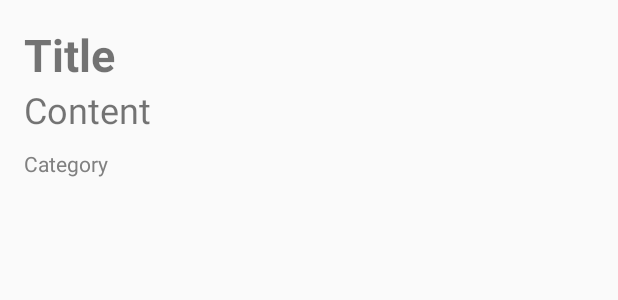
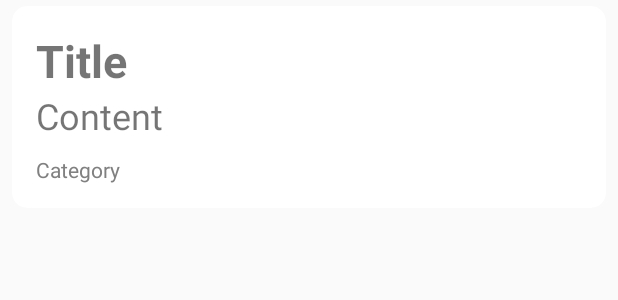
Before and after one commit to astraszab/Livret, an Android app: the layout list_item_note.xml on its own in the app's theme, with its tools: preview values and no code run, on a phone screen of 412 x 824 dp. Shown: the top 300 px of the screen. Run offline under Robolectric (Android 15) with nearby library versions, the phone set to English and light mode, and no system bars.

Commit message:
Add CardView

```diff
--- a/app/build.gradle
+++ b/app/build.gradle
@@ -50,6 +50,7 @@ dependencies {
     implementation 'androidx.constraintlayout:constraintlayout:2.0.2'
     implementation 'androidx.legacy:legacy-support-v4:1.0.0'
     implementation 'com.google.android.material:material:1.2.1'
+    implementation "androidx.cardview:cardview:1.0.0"
 
     implementation "androidx.navigation:navigation-fragment-ktx:$navigationVersion"
     implementation "androidx.navigation:navigation-ui-ktx:$navigationVersion"
--- a/app/src/main/java/com/example/livret/notes/NotesFragment.kt
+++ b/app/src/main/java/com/example/livret/notes/NotesFragment.kt
@@ -58,12 +58,6 @@ class NotesFragment : Fragment() {
                 adapter.submitList(it)
             }
         })
-
-        binding.notesList.addItemDecoration(
-            DividerItemDecoration(
-                binding.notesList.context, 1
-            )
-        )
 
         val liveUID: MutableLiveData<String?> = (getActivity() as MainActivity).userId
         liveUID.observe(viewLifecycleOwner, Observer { notesViewModel.updateNotesList() })
--- a/app/src/main/res/layout/list_item_note.xml
+++ b/app/src/main/res/layout/list_item_note.xml
@@ -13,6 +13,20 @@
             name="clickListener"
             type="com.example.livret.notes.NoteListener" />
     </data>
+
+    <LinearLayout
+        android:layout_width="match_parent"
+        android:layout_height="wrap_content"
+        android:paddingHorizontal="8dp"
+        android:paddingVertical="4dp">
+
+        <androidx.cardview.widget.CardView xmlns:card_view="http://schemas.android.com/apk/res-auto"
+            android:id="@+id/card_view"
+            android:layout_width="match_parent"
+            android:layout_height="wrap_content"
+            android:layout_gravity="center"
+            card_view:cardCornerRadius="10dp"
+            card_view:cardElevation="0dp">
 
             <androidx.constraintlayout.widget.ConstraintLayout
                 android:layout_width="match_parent"
@@ -55,4 +69,6 @@
 
 
             </androidx.constraintlayout.widget.ConstraintLayout>
+        </androidx.cardview.widget.CardView>
+    </LinearLayout>
 </layout>
```
Lines whose indentation alone changed are shown as unchanged.
